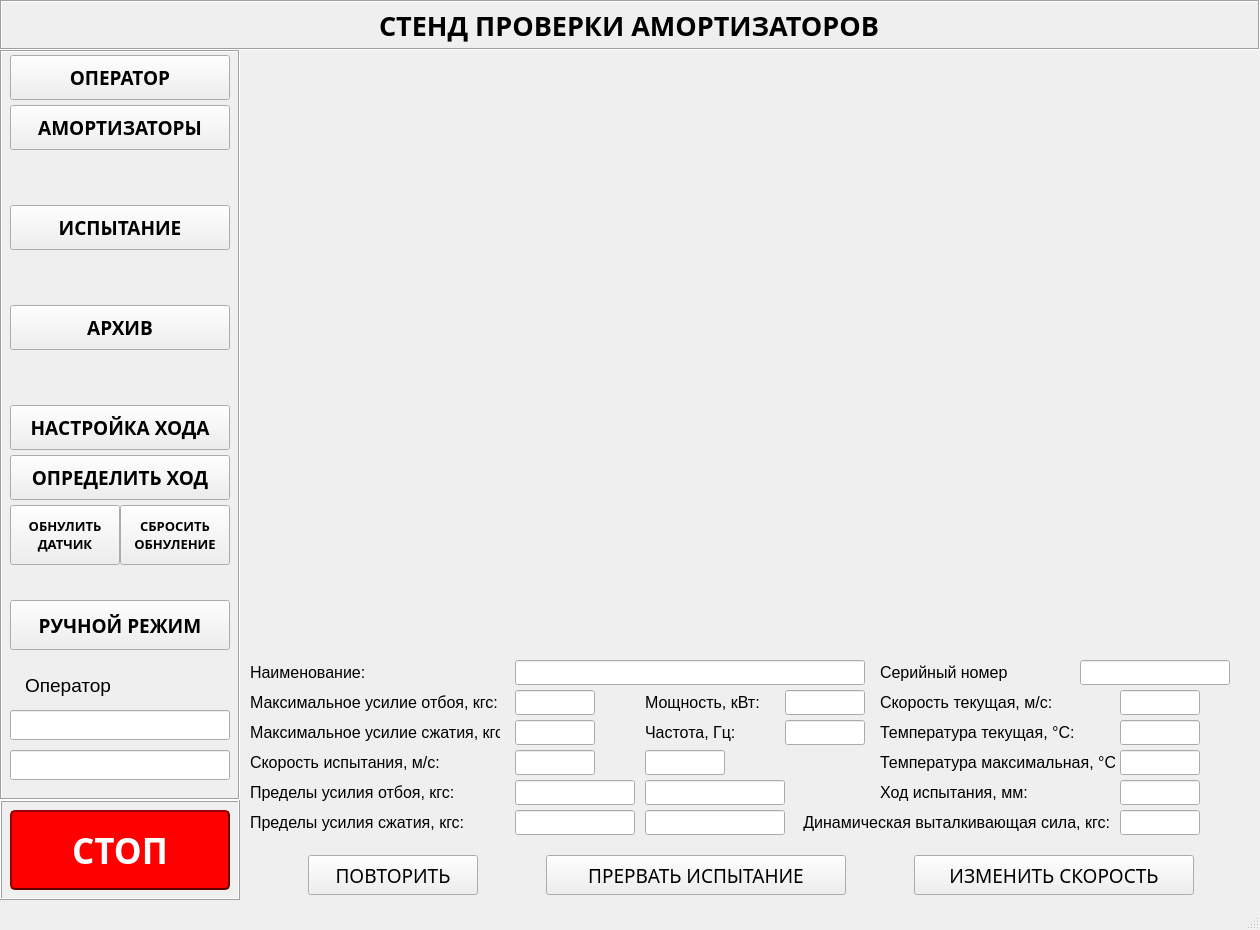
This is ui/mainui.ui in Skorikof/SPG-023MK as Qt 5 draws it before an edit. The edited form follows.
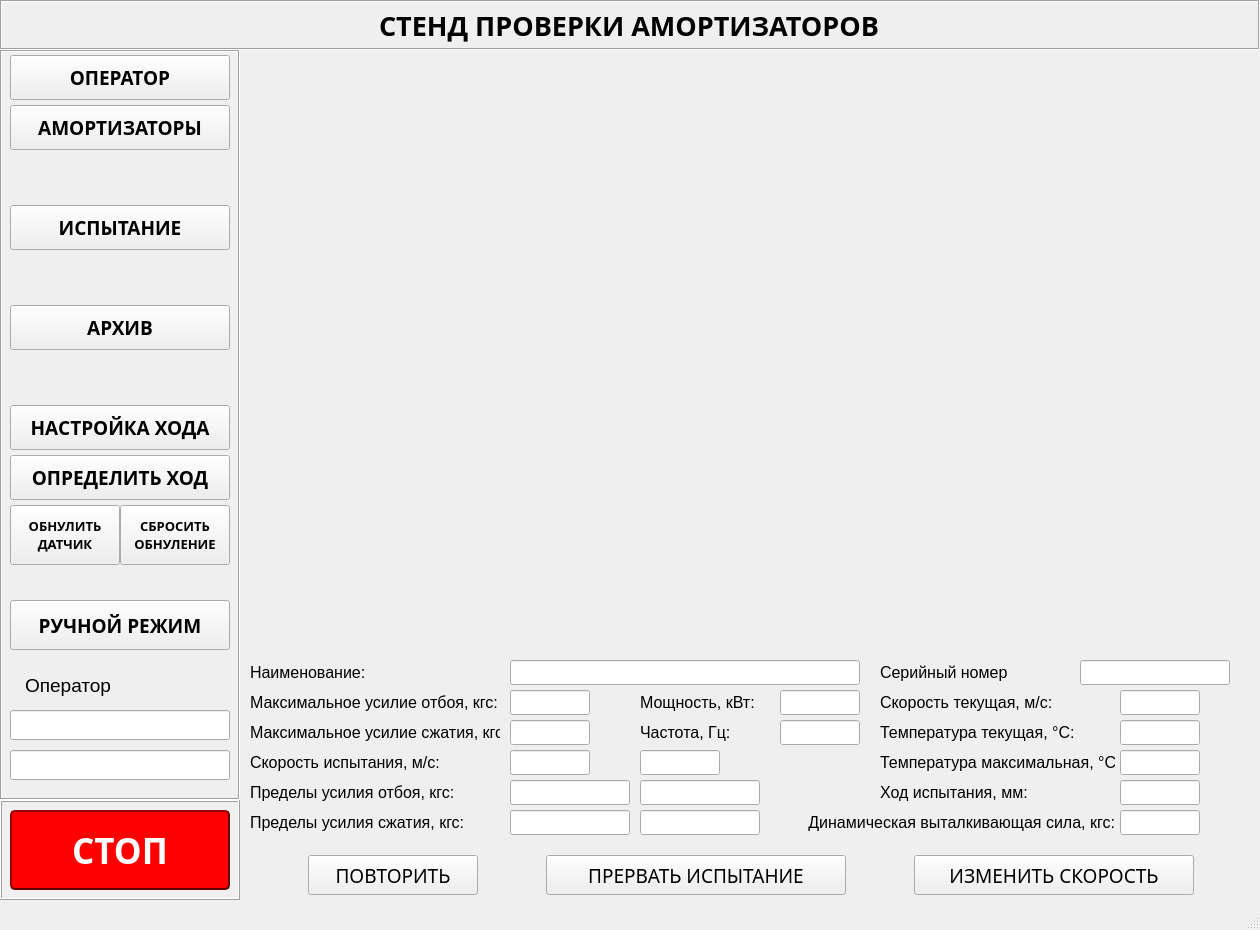
This is the edited form. The open tabs and pages were chosen to show the change. Custom widgets are drawn as their Qt base class.

Commit message: Интерфейс окна просмотра архива откорректированно

What changed in the file:
```diff
--- a/ui/mainui.ui
+++ b/ui/mainui.ui
@@ -2116,7 +2116,7 @@
             <widget class="QLineEdit" name="lab_name_le">
              <property name="geometry">
               <rect>
-               <x>275</x>
+               <x>270</x>
                <y>10</y>
                <width>350</width>
                <height>25</height>
@@ -2512,7 +2512,7 @@
             <widget class="QLineEdit" name="lab_recoil_le">
              <property name="geometry">
               <rect>
-               <x>275</x>
+               <x>270</x>
                <y>40</y>
                <width>80</width>
                <height>25</height>
@@ -2549,7 +2549,7 @@
             <widget class="QLineEdit" name="lab_comp_le">
              <property name="geometry">
               <rect>
-               <x>275</x>
+               <x>270</x>
                <y>70</y>
                <width>80</width>
                <height>25</height>
@@ -2586,9 +2586,9 @@
             <widget class="QLabel" name="lbl_push_force_lab">
              <property name="geometry">
               <rect>
-               <x>550</x>
+               <x>525</x>
                <y>160</y>
-               <width>320</width>
+               <width>350</width>
                <height>25</height>
               </rect>
              </property>
@@ -2718,7 +2718,7 @@
             <widget class="QLineEdit" name="lab_speed_set_1_le">
              <property name="geometry">
               <rect>
-               <x>275</x>
+               <x>270</x>
                <y>100</y>
                <width>80</width>
                <height>25</height>
@@ -2755,7 +2755,7 @@
             <widget class="QLineEdit" name="lab_limit_recoil_1_le">
              <property name="geometry">
               <rect>
-               <x>275</x>
+               <x>270</x>
                <y>130</y>
                <width>120</width>
                <height>25</height>
@@ -2792,7 +2792,7 @@
             <widget class="QLineEdit" name="lab_limit_comp_1_le">
              <property name="geometry">
               <rect>
-               <x>275</x>
+               <x>270</x>
                <y>160</y>
                <width>120</width>
                <height>25</height>
@@ -2829,7 +2829,7 @@
             <widget class="QLineEdit" name="lab_speed_set_2_le">
              <property name="geometry">
               <rect>
-               <x>405</x>
+               <x>400</x>
                <y>100</y>
                <width>80</width>
                <height>25</height>
@@ -2866,21 +2866,21 @@
             <widget class="QLineEdit" name="lab_limit_recoil_2_le">
              <property name="geometry">
               <rect>
-               <x>405</x>
+               <x>400</x>
                <y>130</y>
-               <width>140</width>
+               <width>120</width>
                <height>25</height>
               </rect>
              </property>
              <property name="minimumSize">
               <size>
-               <width>140</width>
+               <width>120</width>
                <height>25</height>
               </size>
              </property>
              <property name="maximumSize">
               <size>
-               <width>140</width>
+               <width>120</width>
                <height>25</height>
               </size>
              </property>
@@ -2903,21 +2903,21 @@
             <widget class="QLineEdit" name="lab_limit_comp_2_le">
              <property name="geometry">
               <rect>
-               <x>405</x>
+               <x>400</x>
                <y>160</y>
-               <width>140</width>
+               <width>120</width>
                <height>25</height>
               </rect>
              </property>
              <property name="minimumSize">
               <size>
-               <width>140</width>
+               <width>120</width>
                <height>25</height>
               </size>
              </property>
              <property name="maximumSize">
               <size>
-               <width>140</width>
+               <width>120</width>
                <height>25</height>
               </size>
              </property>
@@ -2940,7 +2940,7 @@
             <widget class="QLabel" name="lbl_27">
              <property name="geometry">
               <rect>
-               <x>405</x>
+               <x>400</x>
                <y>40</y>
                <width>115</width>
                <height>25</height>
@@ -2971,7 +2971,7 @@
             <widget class="QLabel" name="lbl_28">
              <property name="geometry">
               <rect>
-               <x>405</x>
+               <x>400</x>
                <y>70</y>
                <width>115</width>
                <height>25</height>
@@ -3002,7 +3002,7 @@
             <widget class="QLineEdit" name="lab_power_le">
              <property name="geometry">
               <rect>
-               <x>545</x>
+               <x>540</x>
                <y>40</y>
                <width>80</width>
                <height>25</height>
@@ -3033,13 +3033,13 @@
               <set>Qt::AlignCenter</set>
              </property>
              <property name="readOnly">
-              <bool>false</bool>
+              <bool>true</bool>
              </property>
             </widget>
             <widget class="QLineEdit" name="lab_freq_le">
              <property name="geometry">
               <rect>
-               <x>545</x>
+               <x>540</x>
                <y>70</y>
                <width>80</width>
                <height>25</height>
@@ -3070,7 +3070,7 @@
               <set>Qt::AlignCenter</set>
              </property>
              <property name="readOnly">
-              <bool>false</bool>
+              <bool>true</bool>
              </property>
             </widget>
             <widget class="QLineEdit" name="lab_push_force_le">
```
Left out of the diff: 4 changed lines with no effect on the pictures. The commit also changes 3 other files.
